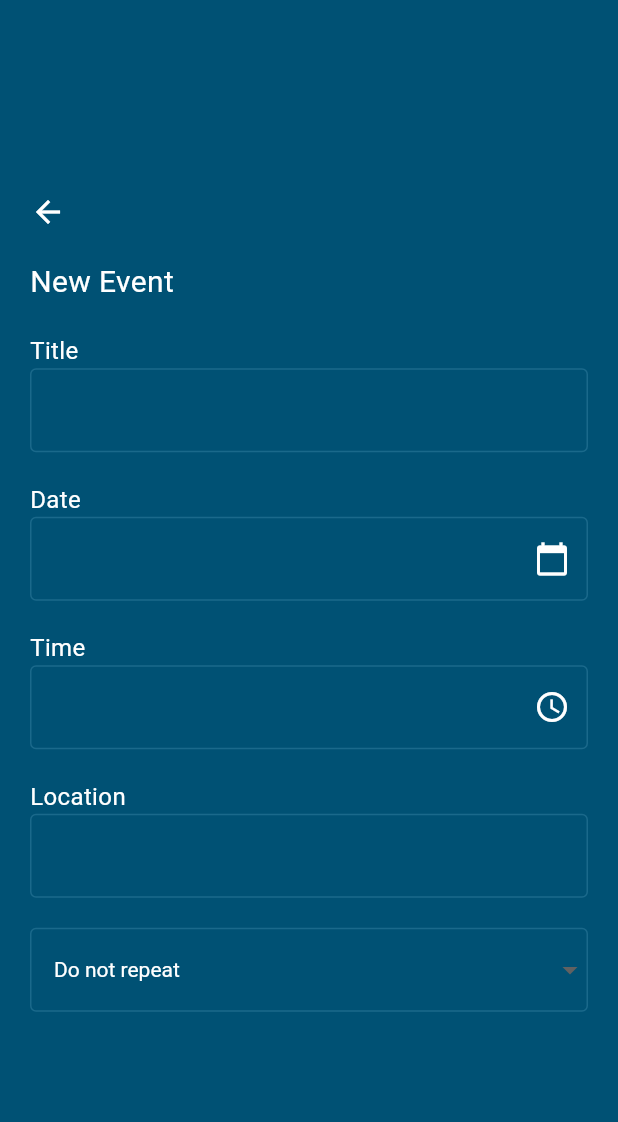
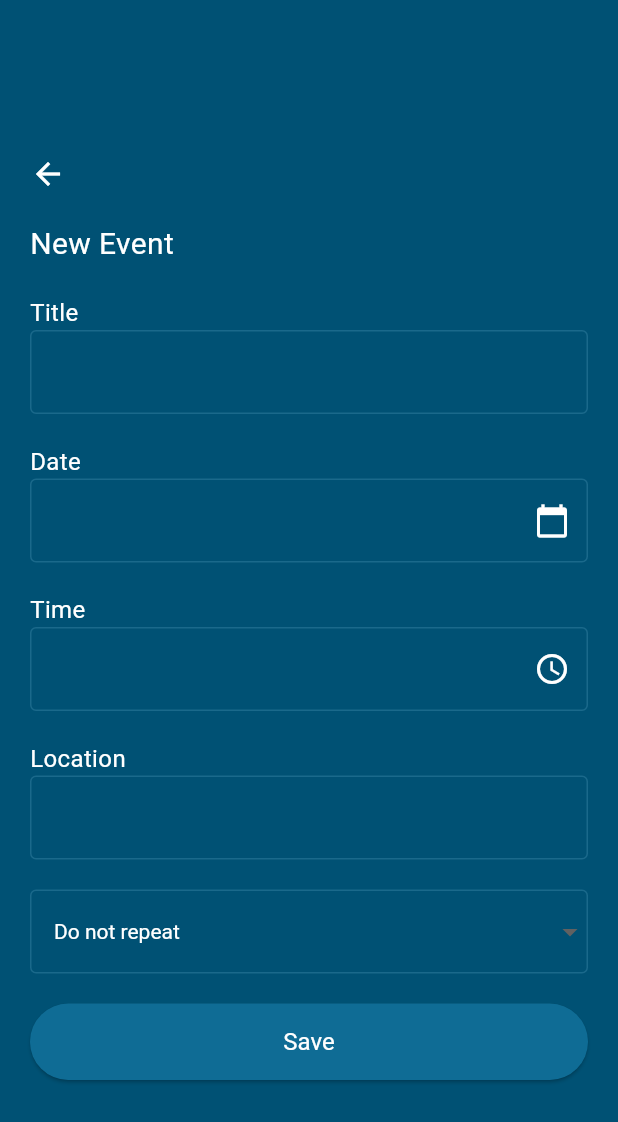
Before and after one commit to jraemakers/industry-project-krom2, a Flutter app: the CalendarFormScreen screen opened directly, on a phone screen of 412 x 824 dp. Shown: the top 1122 px of the screen. Run offline on Flutter 3.47's test engine with Material 3 defaults, Android fonts, the phone set to English and light mode, and no system bars; our stand-ins replace shared_preferences; accounts and stored records are empty.

Commit message:
feat: Add event saving functionality to calendar form screen

```diff
--- a/escape/lib/screens/calendar_form_screen.dart
+++ b/escape/lib/screens/calendar_form_screen.dart
@@ -8,8 +8,10 @@ class CalendarFormScreen extends StatefulWidget {
 }
 
 class _CalendarFormScreenState extends State<CalendarFormScreen> {
+  final TextEditingController _titleController = TextEditingController();
   final TextEditingController _dateController = TextEditingController();
   final TextEditingController _timeController = TextEditingController();
+  final TextEditingController _locationController = TextEditingController();
   String _selectedRepeatOption = 'Do not repeat';
   final List<String> _repeatOptions = [
     'Do not repeat',
@@ -43,6 +45,22 @@ class _CalendarFormScreenState extends State<CalendarFormScreen> {
         _timeController.text = pickedTime.format(context);
       });
     }
+  }
+
+  void _saveEvent() {
+    if (_titleController.text.isEmpty ||
+        _dateController.text.isEmpty ||
+        _timeController.text.isEmpty) {
+      ScaffoldMessenger.of(context).showSnackBar(
+        const SnackBar(
+          content: Text('Please fill all the required fields'),
+        ),
+      );
+      return;
+    }
+    // Handle the event saving logic here
+    // For example, you might want to save the event to a database or pass it back to the previous screen
+    Navigator.pop(context);
   }
 
   @override
@@ -84,9 +102,10 @@ class _CalendarFormScreenState extends State<CalendarFormScreen> {
                     fontSize: 16.0,
                   ),
                 ),
-                const TextField(
-                  style: TextStyle(color: Colors.white),
-                  decoration: InputDecoration(
+                TextField(
+                  controller: _titleController,
+                  style: const TextStyle(color: Colors.white),
+                  decoration: const InputDecoration(
                     labelStyle: TextStyle(color: Colors.white),
                     enabledBorder: OutlineInputBorder(
                       borderSide:
@@ -155,9 +174,10 @@ class _CalendarFormScreenState extends State<CalendarFormScreen> {
                     fontSize: 16.0,
                   ),
                 ),
-                const TextField(
-                  style: TextStyle(color: Colors.white),
-                  decoration: InputDecoration(
+                TextField(
+                  controller: _locationController,
+                  style: const TextStyle(color: Colors.white),
+                  decoration: const InputDecoration(
                     labelStyle: TextStyle(color: Colors.white),
                     enabledBorder: OutlineInputBorder(
                       borderSide:
@@ -198,6 +218,17 @@ class _CalendarFormScreenState extends State<CalendarFormScreen> {
                   ),
                 ),
                 const SizedBox(height: 20.0),
+                ElevatedButton(
+                  onPressed: _saveEvent,
+                  style: ElevatedButton.styleFrom(
+                    foregroundColor: Colors.white,
+                    backgroundColor: const Color(0xFF0F6C95),
+                    padding: const EdgeInsets.symmetric(vertical: 16.0),
+                    minimumSize: const Size(double.infinity, 50),
+                    textStyle: const TextStyle(fontSize: 16.0),
+                  ),
+                  child: const Text('Save'),
+                ),
               ],
             ),
           ),
```
